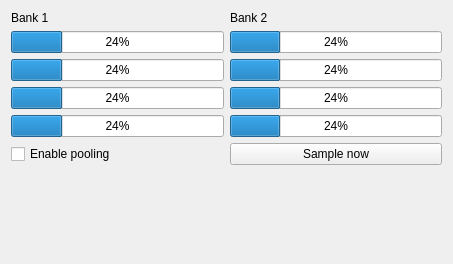
First picture: the form in code/hli/ros/src/rqt_bm/src/rqt_bm/BatteryMonitor.ui, repository nickoe/aauship-formation, before the edit.
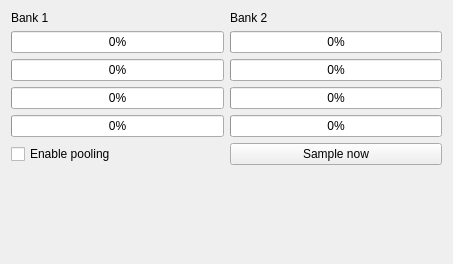
Second picture: the form after the edit.

Commit message: Now there is a hole through with the battery monittor

```diff
--- a/code/hli/ros/src/rqt_bm/src/rqt_bm/BatteryMonitor.ui
+++ b/code/hli/ros/src/rqt_bm/src/rqt_bm/BatteryMonitor.ui
@@ -36,28 +36,28 @@
          <item>
           <widget class="QProgressBar" name="progressBar11">
            <property name="value">
-            <number>24</number>
+            <number>0</number>
            </property>
           </widget>
          </item>
          <item>
           <widget class="QProgressBar" name="progressBar12">
            <property name="value">
-            <number>24</number>
+            <number>0</number>
            </property>
           </widget>
          </item>
          <item>
           <widget class="QProgressBar" name="progressBar13">
            <property name="value">
-            <number>24</number>
+            <number>0</number>
            </property>
           </widget>
          </item>
          <item>
           <widget class="QProgressBar" name="progressBar14">
            <property name="value">
-            <number>24</number>
+            <number>0</number>
            </property>
           </widget>
          </item>
@@ -75,28 +75,28 @@
          <item>
           <widget class="QProgressBar" name="progressBar21">
            <property name="value">
-            <number>24</number>
+            <number>0</number>
            </property>
           </widget>
          </item>
          <item>
           <widget class="QProgressBar" name="progressBar22">
            <property name="value">
-            <number>24</number>
+            <number>0</number>
            </property>
           </widget>
          </item>
          <item>
           <widget class="QProgressBar" name="progressBar23">
            <property name="value">
-            <number>24</number>
+            <number>0</number>
            </property>
           </widget>
          </item>
          <item>
           <widget class="QProgressBar" name="progressBar24">
            <property name="value">
-            <number>24</number>
+            <number>0</number>
            </property>
           </widget>
          </item>
```
The commit also changes 9 other files.
